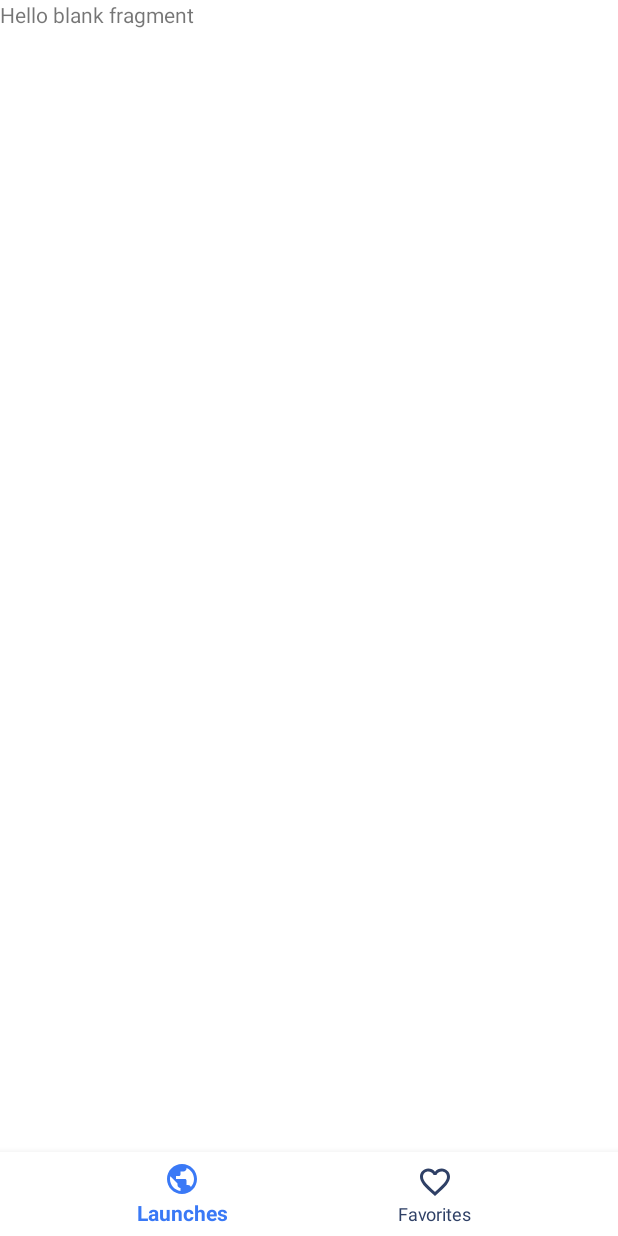
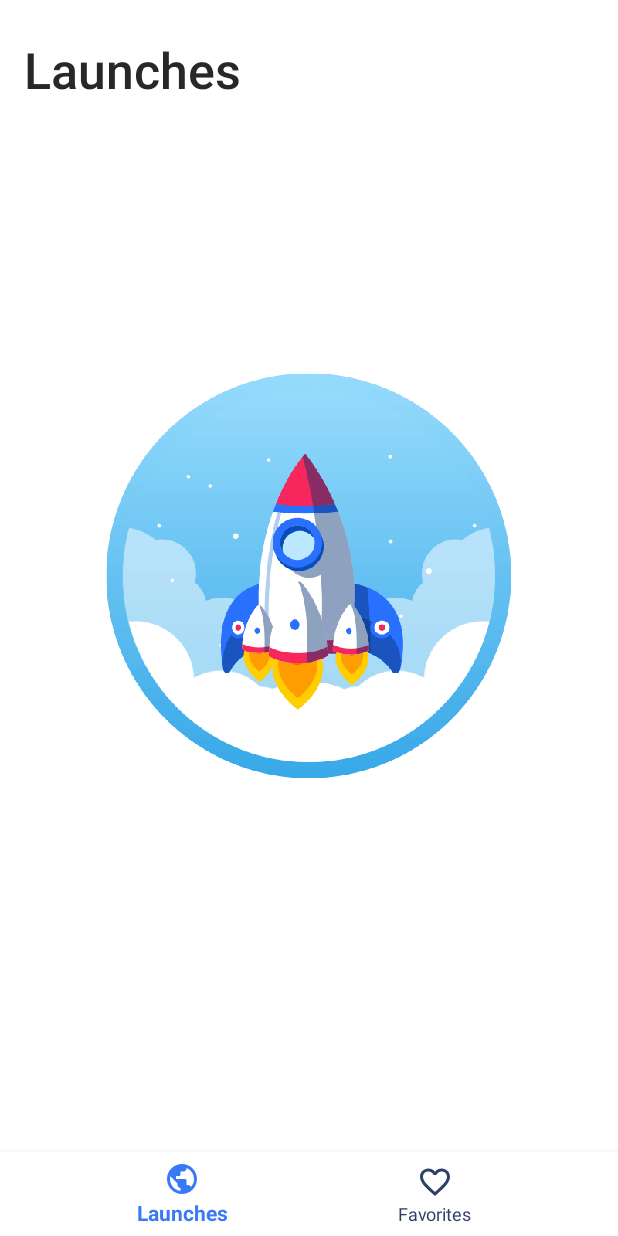
Before and after one commit to shevart/AndroidCleanArchitecture, an Android app: the screen it shows after launch (MainActivity), on a phone screen of 412 x 824 dp. Run offline under Robolectric (Android 15) with nearby library versions, the phone set to English and light mode, and no system bars; our stand-ins replace Dagger/Hilt's generated code, RxJava.

Commit message:
screens-structure - work with launches screen - ui

```diff
--- a/build.gradle
+++ b/build.gradle
@@ -6,7 +6,7 @@ buildscript {
     repositories {
         google()
         jcenter()
-
+        mavenCentral()
     }
     dependencies {
         classpath 'com.android.tools.build:gradle:3.4.0'
@@ -20,7 +20,7 @@ allprojects {
     repositories {
         google()
         jcenter()
-
+        mavenCentral()
     }
 }
 
--- a/config.gradle
+++ b/config.gradle
@@ -45,6 +45,7 @@ ext {
     // ui
     glideVersion = '4.3.1'
     recycleViewVersion = '1.0.0'
+    gifVersion = '1.2.16'
 
     // test
     junitVersion = '4.12'
--- a/presentation/build.gradle
+++ b/presentation/build.gradle
@@ -44,6 +44,7 @@ dependencies {
     kapt "com.google.dagger:dagger-compiler:$daggerVersion"
     // UI
     implementation "androidx.recyclerview:recyclerview:$recycleViewVersion"
+    implementation "pl.droidsonroids.gif:android-gif-drawable:$gifVersion"
 
     // Testing
     testImplementation "junit:junit:$junitVersion"
--- a/presentation/src/main/res/layout/fragment_launches_list.xml
+++ b/presentation/src/main/res/layout/fragment_launches_list.xml
@@ -5,10 +5,25 @@
     android:layout_height="match_parent"
     tools:context=".screen.home.launches.LaunchesListFragment">
 
-    <!-- TODO: Update blank fragment layout -->
+    <androidx.recyclerview.widget.RecyclerView
+        android:id="@+id/rvLaunches"
+        android:layout_width="match_parent"
+        android:layout_height="match_parent" />
+
+    <pl.droidsonroids.gif.GifImageView
+        android:id="@+id/ivLaunchesLoading"
+        android:layout_width="wrap_content"
+        android:layout_height="wrap_content"
+        android:layout_gravity="center"
+        android:src="@drawable/rocket_animation_loading" />
+
     <TextView
-        android:layout_width="match_parent"
-        android:layout_height="match_parent"
-        android:text="@string/hello_blank_fragment" />
+        style="@style/RWidget.TextView.Title"
+        android:layout_width="wrap_content"
+        android:layout_height="wrap_content"
+        android:layout_gravity="start|top"
+        android:layout_marginStart="@dimen/doubleDimen"
+        android:layout_marginTop="@dimen/mediumDimen"
+        android:text="@string/launches" />
 
 </FrameLayout>
--- a/presentation/src/main/res/values/colors.xml
+++ b/presentation/src/main/res/values/colors.xml
@@ -6,4 +6,5 @@
     <color name="colorAccentDisabled">#2F4066</color>
 
     <color name="white">#ffffff</color>
+    <color name="greyDark">#282828</color>
 </resources>
--- /dev/null
+++ b/presentation/src/main/res/values/dimen.xml
@@ -0,0 +1,9 @@
+<?xml version="1.0" encoding="utf-8"?>
+<resources>
+    <dimen name="baseDimen">8dp</dimen>
+    <dimen name="doubleDimen">16dp</dimen>
+    <dimen name="mediumDimen">24dp</dimen>
+    <dimen name="largeDimen">32dp</dimen>
+
+    <dimen name="testTitleDimen">33sp</dimen>
+</resources>
--- a/presentation/src/main/res/values/styles.xml
+++ b/presentation/src/main/res/values/styles.xml
@@ -2,4 +2,12 @@
 
     <style name="RWidget" />
 
+    <style name="RWidget.TextView" />
+
+    <style name="RWidget.TextView.Title">
+        <item name="android:fontFamily">sans-serif-medium</item>
+        <item name="android:textColor">@color/greyDark</item>
+        <item name="android:textSize">@dimen/testTitleDimen</item>
+    </style>
+
 </resources>
```
Also changed, not shown: presentation/src/main/res/drawable-nodpi/rocket_animation_loading.gif (added).
